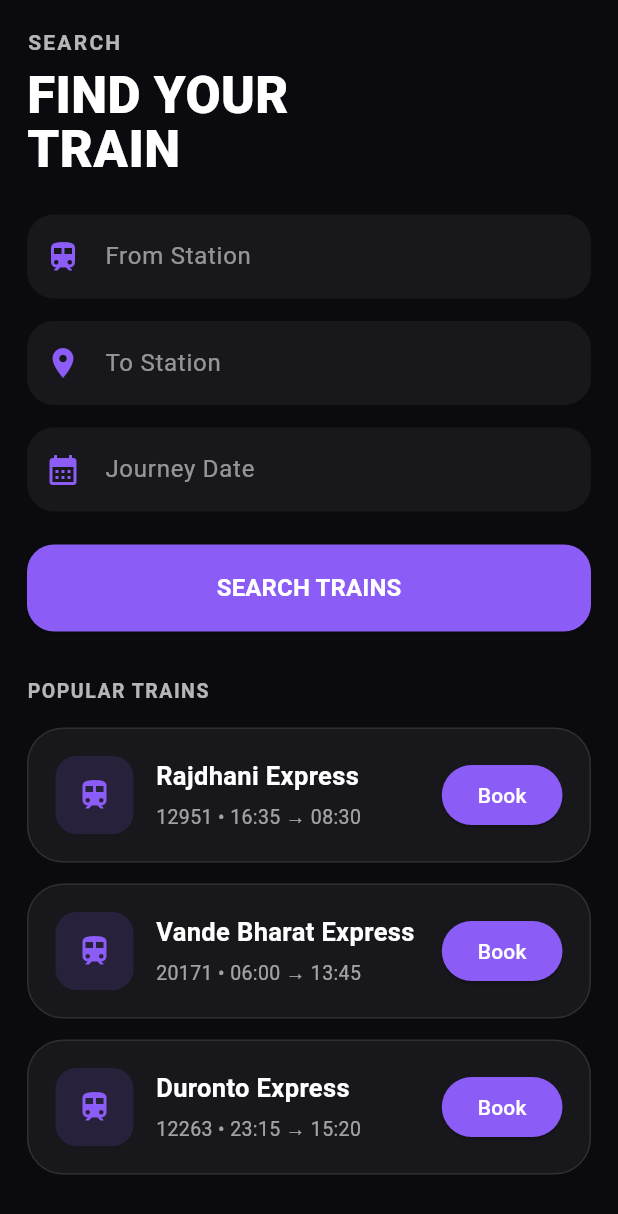
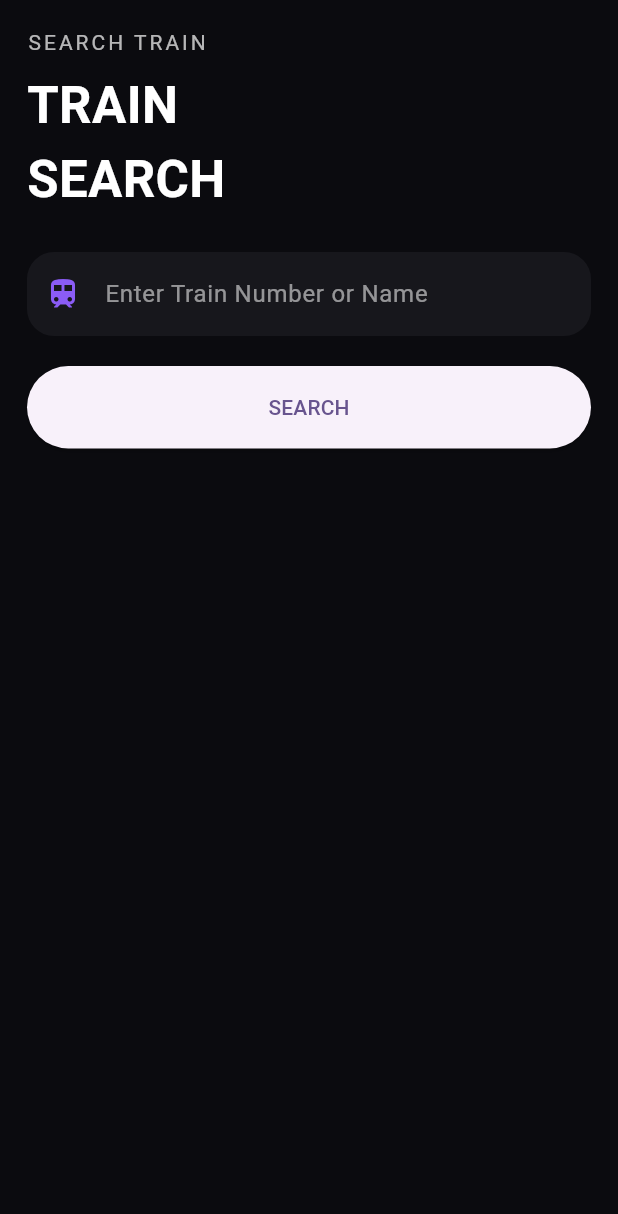
Before and after one commit to gakhare9589/RailZen, a Flutter app: the SearchPage screen opened directly, on a phone screen of 412 x 824 dp. Shown: the top 1214 px of the screen. Run offline on Flutter 3.47's test engine with Material 3 defaults, Android fonts, the phone set to English and light mode, and no system bars.

Commit message:
RailZen v3 - Search page completed

```diff
--- a/lib/search_page.dart
+++ b/lib/search_page.dart
@@ -1,7 +1,44 @@
 import 'package:flutter/material.dart';
+import 'services/train_search_service.dart';
 
-class SearchPage extends StatelessWidget {
+class SearchPage extends StatefulWidget {
   const SearchPage({super.key});
+
+  @override
+  State<SearchPage> createState() => _SearchPageState();
+}
+
+class _SearchPageState extends State<SearchPage> {
+  final TextEditingController trainController = TextEditingController();
+  final TrainSearchService trainService = TrainSearchService();
+
+  Map<String, dynamic>? trainData;
+  bool isLoading = false;
+
+  Future<void> searchTrain() async {
+    if (trainController.text.trim().isEmpty) return;
+
+    setState(() => isLoading = true);
+
+    try {
+      final data = await trainService.searchTrain(
+        trainController.text.trim(),
+      );
+
+      setState(() {
+        trainData = data;
+      });
+    } catch (e) {
+      if (!mounted) return;
+      ScaffoldMessenger.of(context).showSnackBar(
+        SnackBar(content: Text(e.toString())),
+      );
+    } finally {
+      if (mounted) {
+        setState(() => isLoading = false);
+      }
+    }
+  }
 
   @override
   Widget build(BuildContext context) {
@@ -13,107 +50,86 @@
           child: Column(
             crossAxisAlignment: CrossAxisAlignment.start,
             children: [
-
               const Text(
-                "SEARCH",
+                "SEARCH TRAIN",
                 style: TextStyle(
                   color: Colors.white70,
                   fontSize: 14,
-                  letterSpacing: 1.5,
-                  fontWeight: FontWeight.w600,
+                  letterSpacing: 2,
                 ),
               ),
-
               const SizedBox(height: 8),
-
               const Text(
-                "FIND YOUR\nTRAIN",
+                "TRAIN\nSEARCH",
                 style: TextStyle(
                   color: Colors.white,
                   fontSize: 34,
-                  height: 1.05,
-                  fontWeight: FontWeight.w800,
+                  fontWeight: FontWeight.bold,
                 ),
               ),
-
-              const SizedBox(height: 25),
-
-              _buildField(
-                "From Station",
-                Icons.train,
-              ),
-
-              const SizedBox(height: 15),
-
-              _buildField(
-                "To Station",
-                Icons.location_on,
-              ),
-
-              const SizedBox(height: 15),
-
-              _buildField(
-                "Journey Date",
-                Icons.calendar_month,
-              ),
-
-              const SizedBox(height: 22),
-
-              SizedBox(
-                width: double.infinity,
-                height: 58,
-                child: ElevatedButton(
-                  onPressed: () {},
-                  style: ElevatedButton.styleFrom(
-                    backgroundColor: const Color(0xFF8B5CF6),
-                    shape: RoundedRectangleBorder(
+              const SizedBox(height: 24),
+              TextField(
+                controller: trainController,
+                style: const TextStyle(color: Colors.white),
+                decoration: InputDecoration(
+                  hintText: "Enter Train Number or Name",
+                  hintStyle: const TextStyle(color: Colors.white54),
+                  prefixIcon: const Icon(Icons.train,
+                      color: Color(0xFF8B5CF6)),
+                  filled: true,
+                  fillColor: const Color(0xFF17171C),
+                  border: OutlineInputBorder(
                     borderRadius: BorderRadius.circular(18),
-                    ),
-                  ),
-                  child: const Text(
-                    "SEARCH TRAINS",
-                    style: TextStyle(
-                      fontSize: 16,
-                      fontWeight: FontWeight.w700,
-                      color: Colors.white,
+                    borderSide: BorderSide.none,
                   ),
                 ),
               ),
-              ),
-
-              const SizedBox(height: 30),
-
-              const Text(
-                "POPULAR TRAINS",
-                style: TextStyle(
-                  color: Colors.white70,
-                  fontSize: 13,
-                  letterSpacing: 1,
-                  fontWeight: FontWeight.w600,
+              const SizedBox(height: 20),
+              SizedBox(
+                width: double.infinity,
+                height: 55,
+                child: ElevatedButton(
+                  onPressed: searchTrain,
+                  child: const Text("SEARCH"),
                 ),
               ),
+              const SizedBox(height: 20),
+              if (isLoading)
+                const Center(child: CircularProgressIndicator()),
+              if (trainData != null)
+                Container(
+                  width: double.infinity,
+                  padding: const EdgeInsets.all(18),
+                  decoration: BoxDecoration(
+                    color: const Color(0xFF17171C),
+                    borderRadius: BorderRadius.circular(20),
+                  ),
+                  child: Builder(
+                    builder: (context) {
+                      final train = trainData!['body'][0]['trains'][0];
 
-              const SizedBox(height: 15),
-
-              trainCard(
-                "Rajdhani Express",
-                "12951",
-                "16:35",
-                "08:30",
+                      return Column(
+                        crossAxisAlignment: CrossAxisAlignment.start,
+                        children: [
+                          Text(
+                            train['trainName'] ?? '',
+                            style: const TextStyle(
+                              color: Colors.white,
+                              fontSize: 24,
+                              fontWeight: FontWeight.bold,
                             ),
-
-              trainCard(
-                "Vande Bharat Express",
-                "20171",
-                "06:00",
-                "13:45",
                           ),
-
-              trainCard(
-                "Duronto Express",
-                "12263",
-                "23:15",
-                "15:20",
+                          const SizedBox(height: 20),
+                          infoTile("🚆 Train No", train['trainNumber'] ?? ""),
+                          infoTile("📍 Origin", train['origin'] ?? ""),
+                          infoTile("🏁 Destination", train['destination'] ?? ""),
+                          infoTile("🚉 From", train['stationFrom'] ?? ""),
+                          infoTile("🚉 To", train['stationTo'] ?? ""),
+                          infoTile("📅 Running", train['runningOn'] ?? ""),
+                        ],
+                      );
+                    },
+                  ),
                 ),
             ],
           ),
@@ -122,109 +138,35 @@
     );
   }
 
-  static Widget _buildField(
-      String hint,
-      IconData icon,
-      ) {
-    return TextField(
-      style: const TextStyle(
-        color: Colors.white,
-      ),
-      decoration: InputDecoration(
-        hintText: hint,
-        hintStyle: const TextStyle(
-          color: Colors.white54,
-        ),
-        prefixIcon: Icon(
-          icon,
-          color: const Color(0xFF8B5CF6),
-        ),
-        filled: true,
-        fillColor: const Color(0xFF17171C),
-        border: OutlineInputBorder(
-          borderRadius: BorderRadius.circular(18),
-          borderSide: BorderSide.none,
-        ),
-      ),
-    );
-  }
-
-  Widget trainCard(
-      String name,
-      String number,
-      String departure,
-      String arrival,
-      ) {
-    return Container(
-      margin: const EdgeInsets.only(bottom: 14),
-      padding: const EdgeInsets.all(18),
+  Widget infoTile(String title, String value) {
+    return Padding(
+      padding: const EdgeInsets.only(bottom: 12),
+      child: Container(
+        padding: const EdgeInsets.all(14),
         decoration: BoxDecoration(
-        color: const Color(0xFF17171C),
-        borderRadius: BorderRadius.circular(24),
-        border: Border.all(
-          color: Colors.white10,
-        ),
+          color: const Color(0xFF24242C),
+          borderRadius: BorderRadius.circular(16),
         ),
         child: Row(
           children: [
-          Container(
-            height: 52,
-            width: 52,
-            decoration: BoxDecoration(
-              color: const Color(0xFF8B5CF6)
-                  .withOpacity(.15),
-              borderRadius: BorderRadius.circular(14),
-            ),
-            child: const Icon(
-              Icons.train,
-              color: Color(0xFF8B5CF6),
+            Text(
+              "$title : ",
+              style: const TextStyle(
+                color: Colors.white70,
+                fontWeight: FontWeight.bold,
               ),
             ),
-
-          const SizedBox(width: 15),
-
             Expanded(
-            child: Column(
-              crossAxisAlignment:
-              CrossAxisAlignment.start,
-              children: [
-                Text(
-                  name,
+              child: Text(
+                value,
                 style: const TextStyle(
-                    color: Colors.white,
-                    fontSize: 17,
-                    fontWeight: FontWeight.w700,
-                  ),
-                ),
-
-                const SizedBox(height: 6),
-
-                Text(
-                  "$number • $departure → $arrival",
-                  style: const TextStyle(
-                    color: Colors.white60,
-                    fontSize: 13,
-                  ),
-                ),
-              ],
-            ),
-          ),
-
-          ElevatedButton(
-            onPressed: () {},
-            style: ElevatedButton.styleFrom(
-              backgroundColor:
-              const Color(0xFF8B5CF6),
-            ),
-            child: const Text(
-              "Book",
-              style: TextStyle(
                   color: Colors.white,
                 ),
               ),
             ),
           ],
         ),
+      ),
     );
   }
 }
--- /dev/null
+++ b/lib/services/train_search_service.dart
@@ -0,0 +1,37 @@
+import 'dart:convert';
+import 'package:http/http.dart' as http;
+
+class TrainSearchService {
+  static const String _apiKey = 'YOUR_NEW_RAPIDAPI_KEY';
+
+  Future<Map<String, dynamic>> searchTrain(String train) async {
+    final url = Uri.parse(
+      'https://indian-railway-irctc.p.rapidapi.com/api/trains-search/v1/train/$train?isH5=true&client=web',
+    );
+
+    final response = await http.get(
+      url,
+      headers: {
+        'x-rapidapi-host': 'indian-railway-irctc.p.rapidapi.com',
+        'x-rapidapi-key': _apiKey,
+        'Content-Type': 'application/json',
+        'x-rapidapi': 'rapid-api-database',
+      },
+    );
+
+    print('Status: ${response.statusCode}');
+    print('Body: ${response.body}');
+
+    if (response.statusCode == 200) {
+      final data = jsonDecode(response.body);
+
+      if (data['body'] == null || (data['body'] as List).isEmpty) {
+        throw Exception('No train found.');
+      }
+
+      return data;
+    }
+
+    throw Exception('API Error: ${response.statusCode}');
+  }
+}
```
Lines whose indentation alone changed are shown as unchanged.
